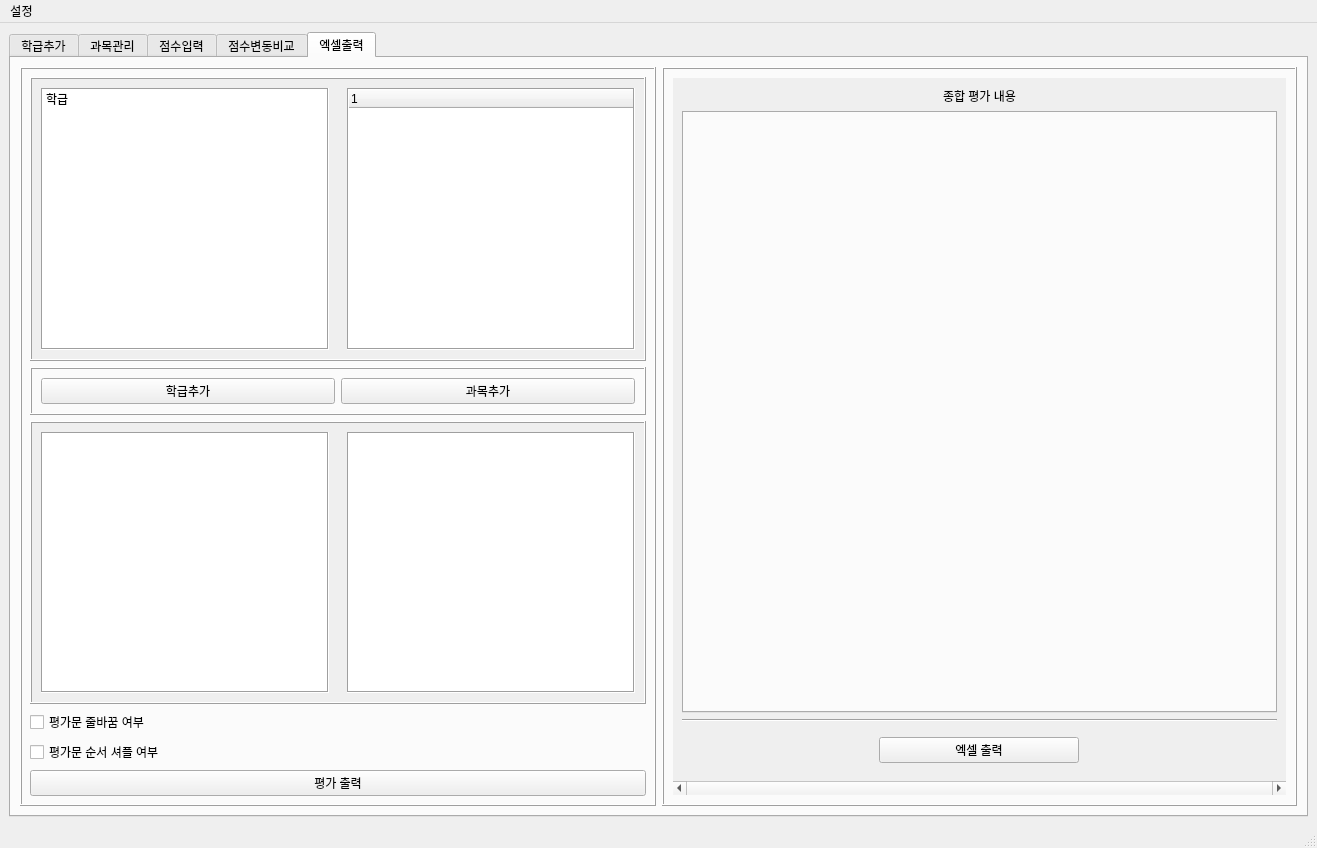
Qt form layout/manager.ui (chlwodud77/student-assesment-manager) before a commit.
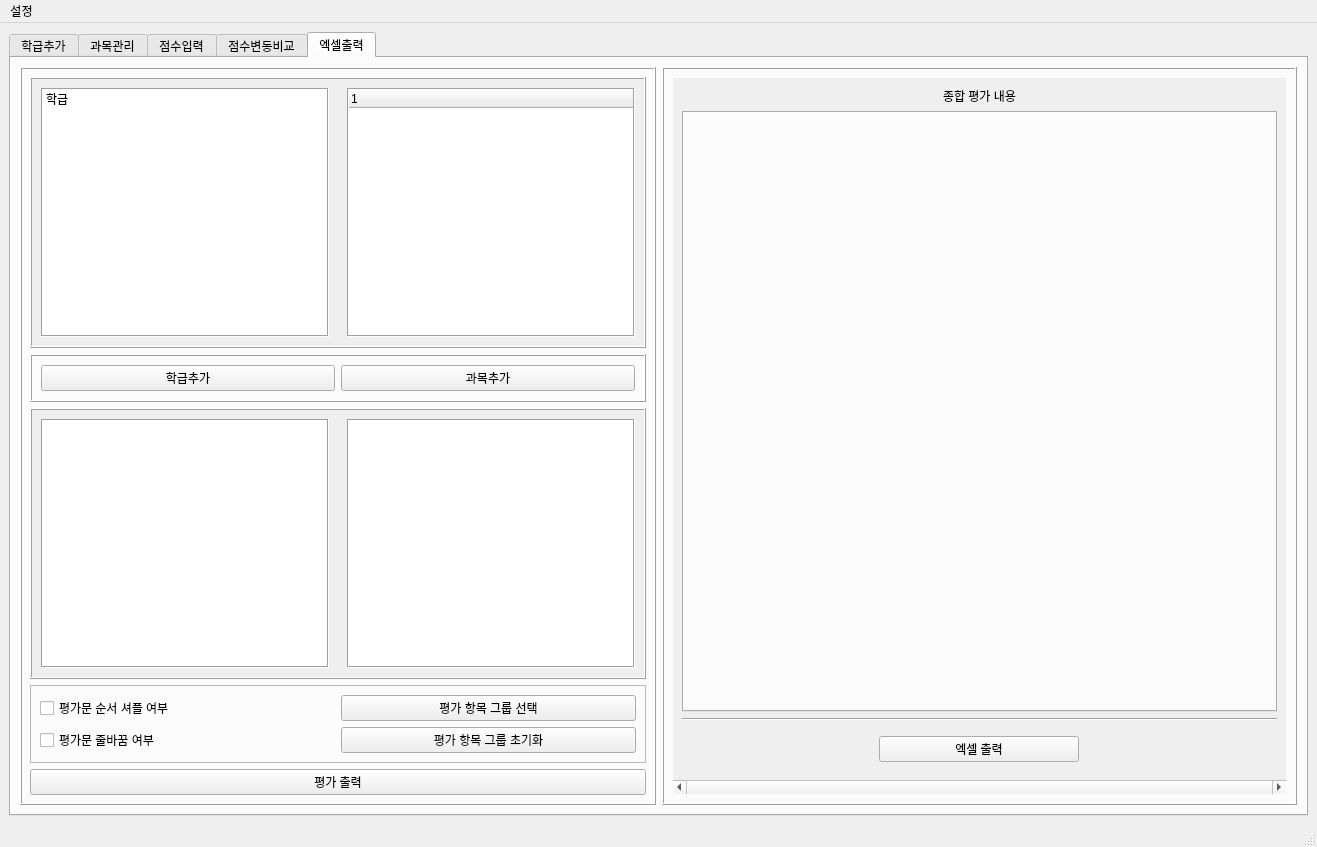
The same form after that commit. The open tabs and pages were chosen to show the change. Icons and pictures are not drawn.

Commit message:
feat: 엑셀 과목 그룹 기능
엑셀 출력할 과목을 그룹 설정해서 해당 그룹 과목 항목중 일부분의 평가문만 출력할 수 있는 기능

The edit to the form file:
```diff
--- a/layout/manager.ui
+++ b/layout/manager.ui
@@ -7,7 +7,7 @@
     <x>0</x>
     <y>0</y>
     <width>1317</width>
-    <height>848</height>
+    <height>847</height>
    </rect>
   </property>
   <property name="sizePolicy">
@@ -1637,8 +1637,8 @@
                   <rect>
                    <x>0</x>
                    <y>0</y>
-                   <width>306</width>
-                   <height>294</height>
+                   <width>296</width>
+                   <height>262</height>
                   </rect>
                  </property>
                  <layout class="QHBoxLayout" name="horizontalLayout_24">
@@ -1683,8 +1683,8 @@
                   <rect>
                    <x>0</x>
                    <y>0</y>
-                   <width>305</width>
-                   <height>294</height>
+                   <width>296</width>
+                   <height>262</height>
                   </rect>
                  </property>
                  <layout class="QHBoxLayout" name="horizontalLayout_25">
@@ -1779,8 +1779,8 @@
                   <rect>
                    <x>0</x>
                    <y>0</y>
-                   <width>306</width>
-                   <height>294</height>
+                   <width>296</width>
+                   <height>261</height>
                   </rect>
                  </property>
                  <layout class="QHBoxLayout" name="horizontalLayout_26">
@@ -1808,8 +1808,8 @@
                   <rect>
                    <x>0</x>
                    <y>0</y>
-                   <width>305</width>
-                   <height>294</height>
+                   <width>296</width>
+                   <height>261</height>
                   </rect>
                  </property>
                  <layout class="QHBoxLayout" name="horizontalLayout_27">
@@ -1836,18 +1836,44 @@
              </layout>
             </widget>
            </item>
-           <item alignment="Qt::AlignLeft">
-            <widget class="QCheckBox" name="lineChangeCheckBox">
-             <property name="text">
-              <string>평가문 줄바꿈 여부</string>
+           <item alignment="Qt::AlignVCenter">
+            <widget class="QFrame" name="frame_41">
+             <property name="frameShape">
+              <enum>QFrame::StyledPanel</enum>
              </property>
-            </widget>
-           </item>
-           <item alignment="Qt::AlignLeft">
-            <widget class="QCheckBox" name="assesmentShuffleCheckBox">
-             <property name="text">
-              <string>평가문 순서 셔플 여부</string>
+             <property name="frameShadow">
+              <enum>QFrame::Raised</enum>
              </property>
+             <layout class="QGridLayout" name="gridLayout">
+              <item row="2" column="0">
+               <widget class="QCheckBox" name="lineChangeCheckBox">
+                <property name="text">
+                 <string>평가문 줄바꿈 여부</string>
+                </property>
+               </widget>
+              </item>
+              <item row="0" column="0">
+               <widget class="QCheckBox" name="assesmentShuffleCheckBox">
+                <property name="text">
+                 <string>평가문 순서 셔플 여부</string>
+                </property>
+               </widget>
+              </item>
+              <item row="0" column="1" alignment="Qt::AlignVCenter">
+               <widget class="QPushButton" name="assesementGroupBtn">
+                <property name="text">
+                 <string>평가 항목 그룹 선택</string>
+                </property>
+               </widget>
+              </item>
+              <item row="2" column="1">
+               <widget class="QPushButton" name="assesementGroupResetBtn">
+                <property name="text">
+                 <string>평가 항목 그룹 초기화</string>
+                </property>
+               </widget>
+              </item>
+             </layout>
             </widget>
            </item>
            <item>
@@ -1891,8 +1917,8 @@
                <rect>
                 <x>0</x>
                 <y>0</y>
-                <width>612</width>
-                <height>707</height>
+                <width>587</width>
+                <height>680</height>
                </rect>
               </property>
               <layout class="QVBoxLayout" name="verticalLayout_19">
```
Left out of the diff: 14 changed lines with no effect on the pictures. The commit also changes 6 other files.
